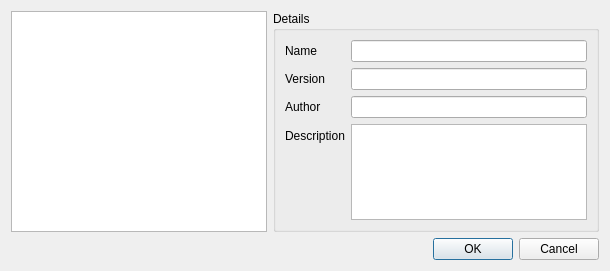
Old version of the form src/gui/dialogs/formaddaccount.ui in the repository martinrotter/rssguard.
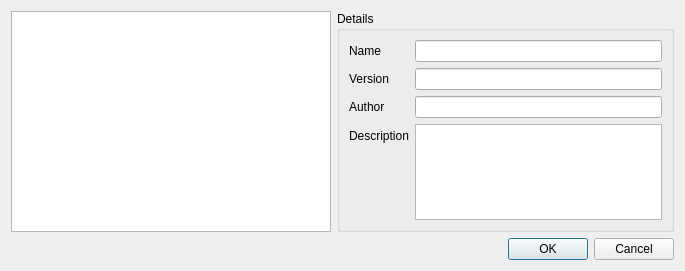
New version of the form.

Commit message: Wider add account dialog list.

The edit to the form file:
```diff
--- a/src/gui/dialogs/formaddaccount.ui
+++ b/src/gui/dialogs/formaddaccount.ui
@@ -6,7 +6,7 @@
    <rect>
     <x>0</x>
     <y>0</y>
-    <width>610</width>
+    <width>685</width>
     <height>271</height>
    </rect>
   </property>
@@ -22,6 +22,15 @@
        <verstretch>1</verstretch>
       </sizepolicy>
      </property>
+     <property name="minimumSize">
+      <size>
+       <width>320</width>
+       <height>0</height>
+      </size>
+     </property>
+     <property name="resizeMode">
+      <enum>QListView::Adjust</enum>
+     </property>
     </widget>
    </item>
    <item row="0" column="1">
```
